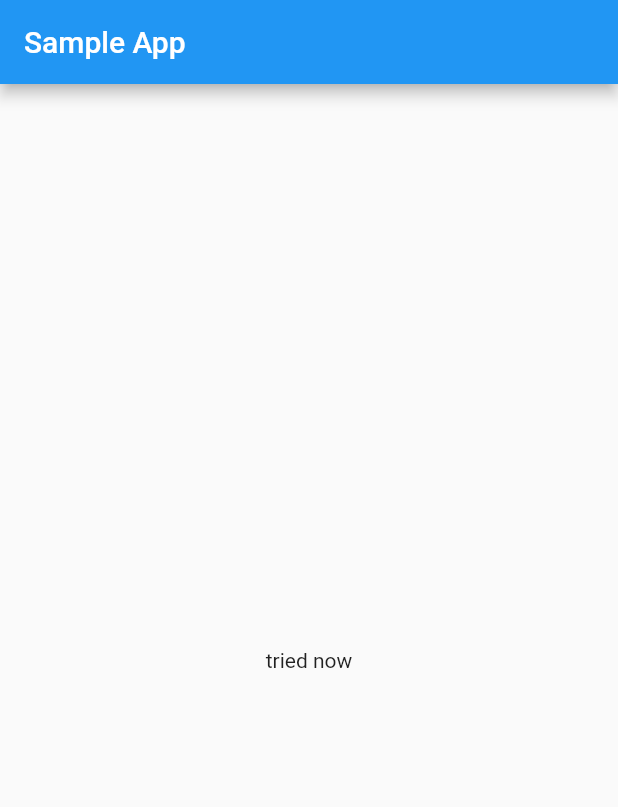
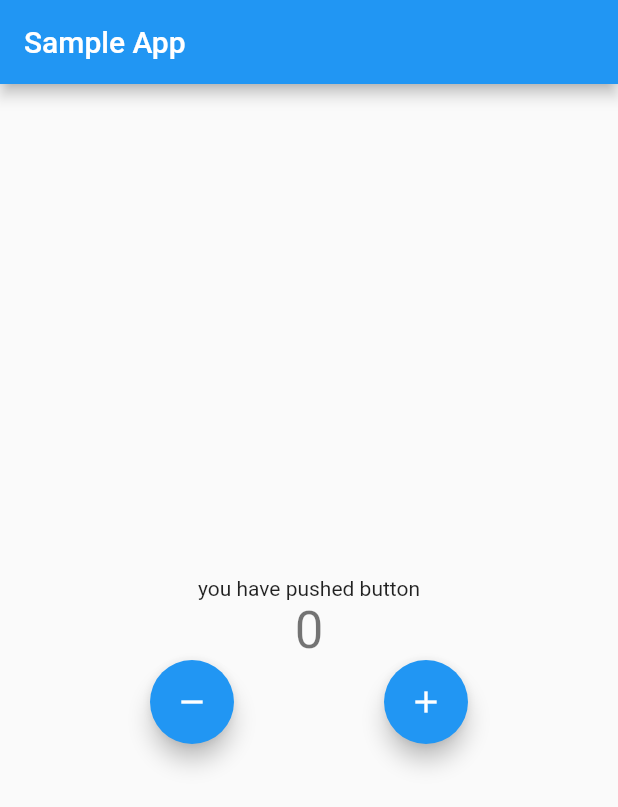
Before and after one commit to choudel/flutter_app, a Flutter app: the screen it shows after launch, on a phone screen of 412 x 824 dp. Shown: the top 807 px of the screen. Run offline on Flutter 3.47's test engine with Material 2 defaults, Android fonts, the phone set to English and light mode, and no system bars; our stand-ins replace bloc, flutter_bloc, freezed_annotation.

Commit message:
cubit test

```diff
--- /dev/null
+++ b/lib/data/bloc/chain_event.dart
@@ -0,0 +1,6 @@
+part of 'chain_bloc.dart';
+
+@freezed
+class ChainEvent with _$ChainEvent {
+  const factory ChainEvent.started() = _Started;
+}
--- /dev/null
+++ b/lib/data/bloc/chain_state.dart
@@ -0,0 +1,6 @@
+part of 'chain_bloc.dart';
+
+@freezed
+class ChainState with _$ChainState {
+  const factory ChainState.initial() = _Initial;
+}
--- /dev/null
+++ b/lib/data/cubit/counter_cubit.dart
@@ -0,0 +1,9 @@
+import 'package:bloc/bloc.dart';
+
+part 'counter_state.dart';
+
+class CounterCubit extends Cubit<CounterState> {
+  CounterCubit() : super(CounterState(counterValue: 0));
+  void increment() => emit(CounterState(counterValue: state.counterValue + 1));
+  void decrement() => emit(CounterState(counterValue: state.counterValue - 1));
+}
--- /dev/null
+++ b/lib/data/cubit/counter_state.dart
@@ -0,0 +1,9 @@
+// ignore_for_file: public_member_api_docs, sort_constructors_first
+part of 'counter_cubit.dart';
+
+class CounterState {
+  int counterValue;
+  CounterState({
+    required this.counterValue,
+  });
+}
--- a/lib/main.dart
+++ b/lib/main.dart
@@ -1,4 +1,6 @@
 import 'package:flutter/material.dart';
+import 'package:flutter_app/data/cubit/counter_cubit.dart';
+import 'package:flutter_bloc/flutter_bloc.dart';
 
 void main() => runApp(SimpleApp());
 
@@ -8,7 +10,10 @@ class SimpleApp extends StatelessWidget {
     return MaterialApp(
       title: 'Sample.',
       theme: ThemeData(primarySwatch: Colors.blue),
-      home: TryApp(),
+      home: BlocProvider(
+        create: (context) => CounterCubit(),
+        child: TryApp(),
+      ),
     );
   }
 }
@@ -27,7 +32,38 @@ class _TryApp extends State<TryApp> {
       appBar: AppBar(
         title: const Text('Sample App'),
       ),
-      body: const Center(child: Text('tried now')),
+      body: Center(
+          child: Column(
+        mainAxisAlignment: MainAxisAlignment.center,
+        children: <Widget>[
+          Text('you have pushed button'),
+          BlocBuilder<CounterCubit, CounterState>(
+            builder: (context, state) {
+              return Text(state.counterValue.toString(),
+                  style: Theme.of(context).textTheme.headline4);
+            },
+          ),
+          Row(
+            mainAxisAlignment: MainAxisAlignment.spaceEvenly,
+            children: [
+              FloatingActionButton(
+                onPressed: () {
+                  BlocProvider.of<CounterCubit>(context).decrement();
+                },
+                tooltip: "decrement",
+                child: Icon(Icons.remove),
+              ),
+              FloatingActionButton(
+                onPressed: () {
+                  BlocProvider.of<CounterCubit>(context).increment();
+                },
+                tooltip: "Increment",
+                child: Icon(Icons.add),
+              ),
+            ],
+          )
+        ],
+      )),
     );
   }
 }
```
Also changed, not shown: lib/data/bloc/chain_bloc.dart (added, +12 -0 lines), lib/data/bloc/chain_bloc.freezed.dart (added).
